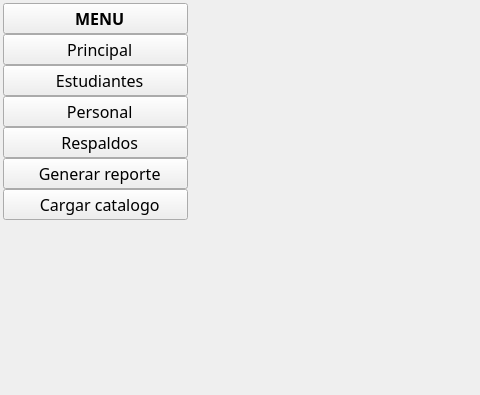
Before: the Qt Designer form recursos_graficos_y_logicos/elementos_graficos_ui/pantalla_principal.ui in Enmanuel-86/TELA-APP, drawn with Qt 5; both pictures show x 0 to 480 and y 0 to 395 of the 940 by 736 pixel window.
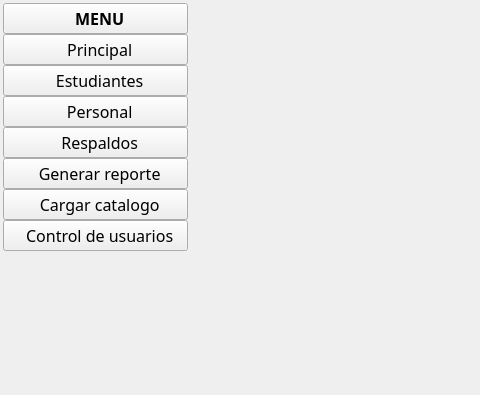
After: the same form once the commit is applied. Icons and pictures are not drawn.

Commit message: Se añadio un boton que sirve para enviar al usuario admin a la pantalla para crear usuarios

```diff
--- a/recursos_graficos_y_logicos/elementos_graficos_ui/pantalla_principal.ui
+++ b/recursos_graficos_y_logicos/elementos_graficos_ui/pantalla_principal.ui
@@ -415,6 +415,52 @@
           </property>
          </widget>
         </item>
+        <item>
+         <widget class="QPushButton" name="boton_control_usuarios">
+          <property name="enabled">
+           <bool>true</bool>
+          </property>
+          <property name="font">
+           <font>
+            <family>Franklin Gothic Demi Cond</family>
+            <pointsize>12</pointsize>
+            <weight>50</weight>
+            <bold>false</bold>
+           </font>
+          </property>
+          <property name="styleSheet">
+           <string notr="true"/>
+          </property>
+          <property name="text">
+           <string>  Control de usuarios</string>
+          </property>
+          <property name="icon">
+           <iconset resource="../recursos_de_imagenes_tela_app.qrc">
+            <normaloff>:/iconos/recursos_de_imagenes/iconos_de_interfaz/agregar-usuario.png</normaloff>:/iconos/recursos_de_imagenes/iconos_de_interfaz/agregar-usuario.png</iconset>
+          </property>
+          <property name="iconSize">
+           <size>
+            <width>30</width>
+            <height>30</height>
+           </size>
+          </property>
+          <property name="checkable">
+           <bool>true</bool>
+          </property>
+          <property name="autoRepeat">
+           <bool>true</bool>
+          </property>
+          <property name="autoExclusive">
+           <bool>true</bool>
+          </property>
+          <property name="tipo" stdset="0">
+           <string>boton_sidebar</string>
+          </property>
+          <property name="boton_sidebar" stdset="0">
+           <string/>
+          </property>
+         </widget>
+        </item>
         <item>
          <spacer name="verticalSpacer">
           <property name="font">
```
The commit also changes 1 other file.
